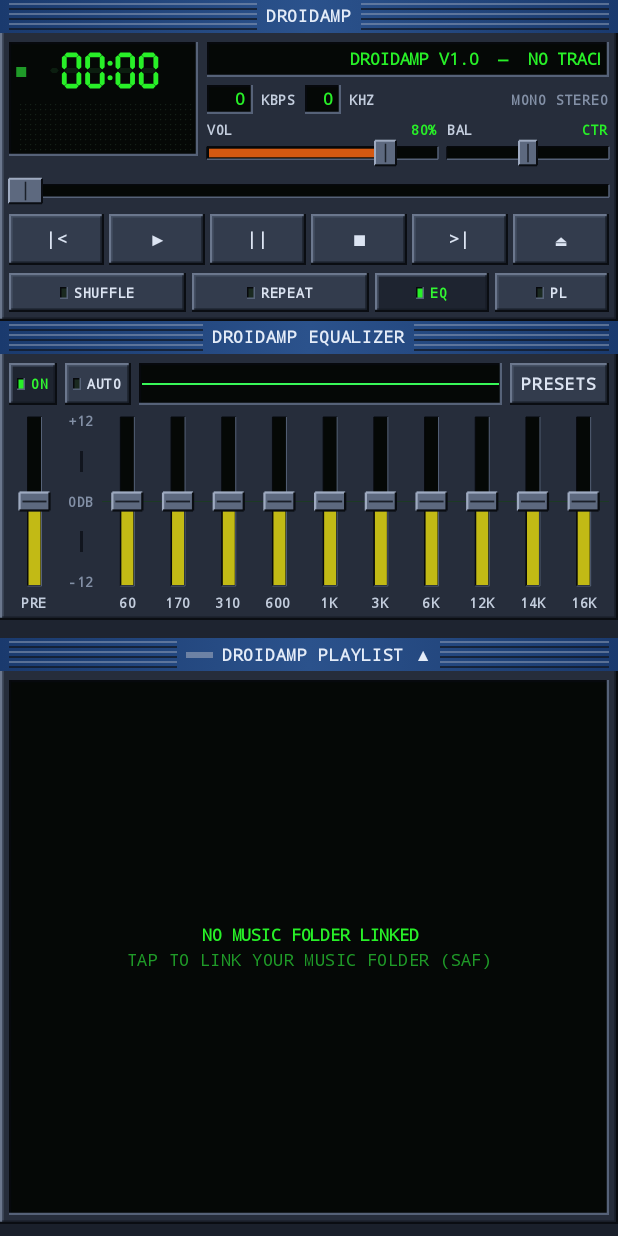
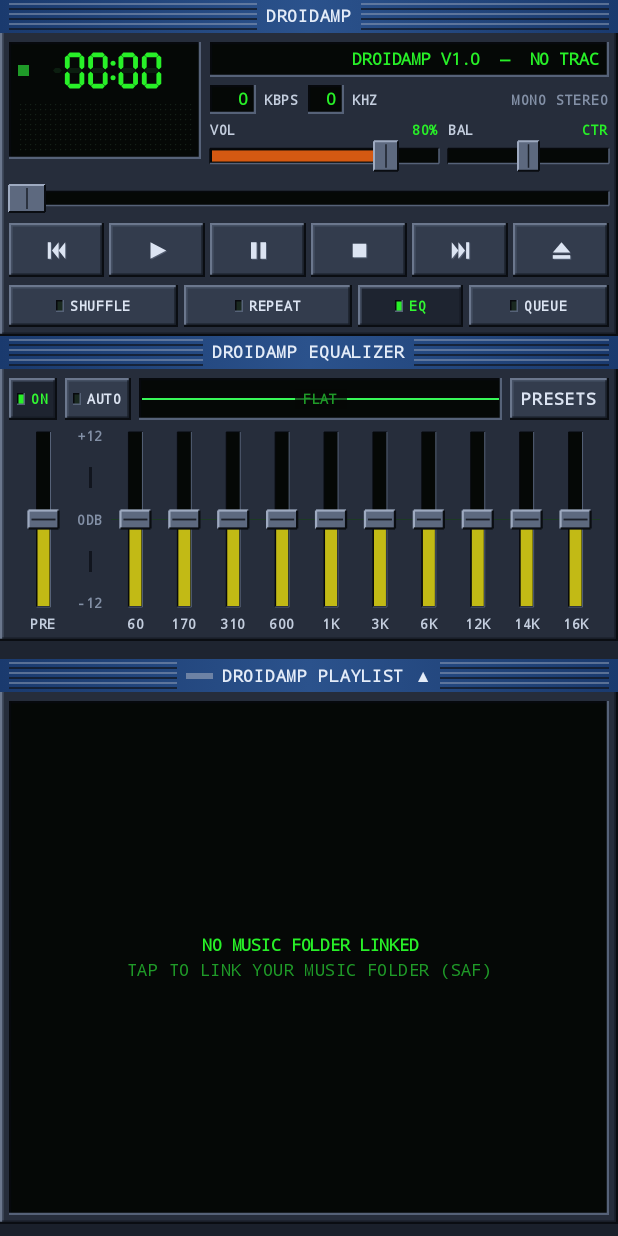
Before and after one commit to microtower00/droidamp, an Android app built with Jetpack Compose: the screen it shows after launch (MainActivity), on a phone screen of 412 x 824 dp. Run offline under Robolectric (Android 15) with nearby library versions, the phone set to English and light mode, and no system bars; 2 statements that could not run were skipped.

Commit message:
feat(ui): carved Winamp glyphs, taller deck sliders, EQ gesture shield & AUTO readout

```diff
--- a/app/src/main/java/com/droidamp/player/ui/components/BevelPrimitives.kt
+++ b/app/src/main/java/com/droidamp/player/ui/components/BevelPrimitives.kt
@@ -32,6 +32,9 @@ import androidx.compose.ui.geometry.Offset
 import androidx.compose.ui.graphics.Brush
 import androidx.compose.ui.graphics.Color
 import androidx.compose.ui.platform.LocalDensity
+import androidx.compose.ui.semantics.Role
+import androidx.compose.ui.semantics.contentDescription
+import androidx.compose.ui.semantics.semantics
 import androidx.compose.ui.text.style.TextOverflow
 import androidx.compose.ui.unit.Dp
 import androidx.compose.ui.unit.IntOffset
@@ -282,6 +285,53 @@ fun BeveledButton(
 }
 
 @Composable
+fun BeveledIconButton(
+  icon: TransportIconType,
+  contentDescription: String,
+  onClick: () -> Unit,
+  modifier: Modifier = Modifier,
+  enabled: Boolean = true,
+  highlighted: Boolean = false,
+  glyphSize: Dp = 14.dp,
+  contentPadding: PaddingValues = PaddingValues(0.dp),
+) {
+  val skin = LocalDroidAmpSkin.current
+  val interactionSource = remember { MutableInteractionSource() }
+  val isPressed by interactionSource.collectIsPressedAsState()
+
+  Box(
+    modifier =
+      modifier
+        .background(if (isPressed) skin.bevel.buttonFacePressed else skin.bevel.buttonFace)
+        .raisedBevel(skin, pressed = isPressed)
+        .semantics { this.contentDescription = contentDescription }
+        .clickable(
+          enabled = enabled,
+          role = Role.Button,
+          interactionSource = interactionSource,
+          indication = null,
+          onClick = onClick,
+        )
+        .padding(contentPadding),
+    contentAlignment = Alignment.Center,
+  ) {
+    val shift = if (isPressed) 1.dp else 0.dp
+    val tint =
+      when {
+        !enabled -> skin.chassis.labelMuted
+        highlighted -> skin.bevel.buttonTextActive
+        else -> skin.bevel.buttonText
+      }
+    TransportHardwareGlyph(
+      type = icon,
+      tint = tint,
+      glyphSize = glyphSize,
+      modifier = Modifier.offset(x = shift, y = shift),
+    )
+  }
+}
+
+@Composable
 fun BeveledLedToggleButton(
   label: String,
   checked: Boolean,
--- /dev/null
+++ b/app/src/main/java/com/droidamp/player/ui/components/HardwareIcons.kt
@@ -0,0 +1,211 @@
+package com.droidamp.player.ui.components
+
+import androidx.compose.foundation.Canvas
+import androidx.compose.foundation.layout.size
+import androidx.compose.runtime.Composable
+import androidx.compose.ui.Modifier
+import androidx.compose.ui.geometry.Offset
+import androidx.compose.ui.geometry.Size
+import androidx.compose.ui.graphics.Color
+import androidx.compose.ui.graphics.Path
+import androidx.compose.ui.graphics.drawscope.DrawScope
+import androidx.compose.ui.unit.Dp
+import androidx.compose.ui.unit.dp
+import com.droidamp.player.domain.model.PlaybackStatus
+import com.droidamp.player.skin.LocalDroidAmpSkin
+
+enum class TransportIconType {
+  PREV,
+  PLAY,
+  PAUSE,
+  STOP,
+  NEXT,
+  EJECT,
+}
+
+/**
+ * Pixel-aligned classic Winamp carved hardware transport glyphs (`cbuttons.bmp` equivalent).
+ * Drawn with a crisp 1px highlight etch beneath/behind the face so each icon feels physically
+ * recessed into the beveled button (and ready to swap to `.wsz` sprites in Milestone 5).
+ */
+@Composable
+fun TransportHardwareGlyph(
+  type: TransportIconType,
+  tint: Color,
+  modifier: Modifier = Modifier,
+  glyphSize: Dp = 14.dp,
+) {
+  val skin = LocalDroidAmpSkin.current
+  val etchColor = skin.bevel.highlightOuter.copy(alpha = 0.55f)
+  Canvas(modifier = modifier.size(glyphSize)) {
+    val w = size.width
+    val h = size.height
+    val etchOffset = Offset(1f, 1f)
+    drawTransportGlyph(type = type, color = etchColor, width = w, height = h, offset = etchOffset)
+    drawTransportGlyph(type = type, color = tint, width = w, height = h, offset = Offset.Zero)
+  }
+}
+
+/**
+ * Classic Winamp VFD playback status glyph (`playpaus.bmp` equivalent) rendered next to the
+ * 7-segment clock instead of raw Unicode text.
+ */
+@Composable
+fun VfdStatusGlyph(
+  status: PlaybackStatus,
+  modifier: Modifier = Modifier,
+  glyphSize: Dp = 11.dp,
+) {
+  val skin = LocalDroidAmpSkin.current
+  val activeColor =
+    when (status) {
+      PlaybackStatus.PLAYING -> skin.vfd.phosphorPrimary
+      PlaybackStatus.PAUSED -> skin.vfd.ledAmber
+      PlaybackStatus.STOPPED -> skin.vfd.phosphorDim
+    }
+  val iconType =
+    when (status) {
+      PlaybackStatus.PLAYING -> TransportIconType.PLAY
+      PlaybackStatus.PAUSED -> TransportIconType.PAUSE
+      PlaybackStatus.STOPPED -> TransportIconType.STOP
+    }
+  Canvas(modifier = modifier.size(glyphSize)) {
+    drawTransportGlyph(
+      type = iconType,
+      color = activeColor,
+      width = size.width,
+      height = size.height,
+      offset = Offset.Zero,
+    )
+  }
+}
+
+private fun DrawScope.drawTransportGlyph(
+  type: TransportIconType,
+  color: Color,
+  width: Float,
+  height: Float,
+  offset: Offset,
+) {
+  val ox = offset.x
+  val oy = offset.y
+  val padX = width * 0.12f
+  val padY = height * 0.14f
+  val innerW = width - padX * 2f
+  val innerH = height - padY * 2f
+
+  when (type) {
+    TransportIconType.PLAY -> {
+      val path =
+        Path().apply {
+          moveTo(ox + padX + innerW * 0.10f, oy + padY)
+          lineTo(ox + width - padX, oy + height * 0.5f)
+          lineTo(ox + padX + innerW * 0.10f, oy + height - padY)
+          close()
+        }
+      drawPath(path = path, color = color)
+    }
+
+    TransportIconType.PAUSE -> {
+      val barW = innerW * 0.32f
+      val gap = innerW * 0.22f
+      val startX = ox + padX + (innerW - barW * 2f - gap) * 0.5f
+      drawRect(
+        color = color,
+        topLeft = Offset(startX, oy + padY),
+        size = Size(barW, innerH),
+      )
+      drawRect(
+        color = color,
+        topLeft = Offset(startX + barW + gap, oy + padY),
+        size = Size(barW, innerH),
+      )
+    }
+
+    TransportIconType.STOP -> {
+      val side = minOf(innerW, innerH) * 0.90f
+      val left = ox + (width - side) * 0.5f
+      val top = oy + (height - side) * 0.5f
+      drawRect(
+        color = color,
+        topLeft = Offset(left, top),
+        size = Size(side, side),
+      )
+    }
+
+    TransportIconType.PREV -> {
+      val barW = innerW * 0.18f
+      drawRect(
+        color = color,
+        topLeft = Offset(ox + padX, oy + padY),
+        size = Size(barW, innerH),
+      )
+      val triLeft = ox + padX + barW + innerW * 0.06f
+      val triMid = triLeft + (innerW - barW - innerW * 0.06f) * 0.5f
+      val triRight = ox + width - padX
+      val tri1 =
+        Path().apply {
+          moveTo(triMid, oy + padY)
+          lineTo(triLeft, oy + height * 0.5f)
+          lineTo(triMid, oy + height - padY)
+          close()
+        }
+      val tri2 =
+        Path().apply {
+          moveTo(triRight, oy + padY)
+          lineTo(triMid, oy + height * 0.5f)
+          lineTo(triRight, oy + height - padY)
+          close()
+        }
+      drawPath(tri1, color)
+      drawPath(tri2, color)
+    }
+
+    TransportIconType.NEXT -> {
+      val barW = innerW * 0.18f
+      val barX = ox + width - padX - barW
+      val triLeft = ox + padX
+      val triRight = barX - innerW * 0.06f
+      val triMid = (triLeft + triRight) * 0.5f
+      val tri1 =
+        Path().apply {
+          moveTo(triLeft, oy + padY)
+          lineTo(triMid, oy + height * 0.5f)
+          lineTo(triLeft, oy + height - padY)
+          close()
+        }
+      val tri2 =
+        Path().apply {
+          moveTo(triMid, oy + padY)
+          lineTo(triRight, oy + height * 0.5f)
+          lineTo(triMid, oy + height - padY)
+          close()
+        }
+      drawPath(tri1, color)
+      drawPath(tri2, color)
+      drawRect(
+        color = color,
+        topLeft = Offset(barX, oy + padY),
+        size = Size(barW, innerH),
+      )
+    }
+
+    TransportIconType.EJECT -> {
+      val triBottom = oy + padY + innerH * 0.62f
+      val tri =
+        Path().apply {
+          moveTo(ox + width * 0.5f, oy + padY)
+          lineTo(ox + width - padX, triBottom)
+          lineTo(ox + padX, triBottom)
+          close()
+        }
+      drawPath(tri, color)
+      val barH = innerH * 0.22f
+      drawRect(
+        color = color,
+        topLeft = Offset(ox + padX, oy + height - padY - barH),
+        size = Size(innerW, barH),
+      )
+    }
+  }
+}
--- a/app/src/main/java/com/droidamp/player/ui/deck/MainDeckPanel.kt
+++ b/app/src/main/java/com/droidamp/player/ui/deck/MainDeckPanel.kt
@@ -28,6 +28,7 @@ import com.droidamp.player.domain.model.VisualizerFrame
 import com.droidamp.player.domain.model.formatWinampDuration
 import com.droidamp.player.skin.LocalDroidAmpSkin
 import com.droidamp.player.ui.components.BeveledButton
+import com.droidamp.player.ui.components.BeveledIconButton
 import com.droidamp.player.ui.components.BeveledLedToggleButton
 import com.droidamp.player.ui.components.ChassisTitleBar
 import com.droidamp.player.ui.components.HardwarePanel
@@ -37,6 +38,8 @@ import com.droidamp.player.ui.components.RecessedWell
 import com.droidamp.player.ui.components.ScrollingMarqueeText
 import com.droidamp.player.ui.components.SevenSegmentClock
 import com.droidamp.player.ui.components.SliderTrackStyle
+import com.droidamp.player.ui.components.TransportIconType
+import com.droidamp.player.ui.components.VfdStatusGlyph
 import com.droidamp.player.ui.components.VfdVisualizerCanvas
 import kotlin.math.roundToInt
 
@@ -109,6 +112,9 @@ fun MainDeckPanel(
   onToggleEqVisible: () -> Unit,
   onTogglePlaylistSheet: () -> Unit,
   modifier: Modifier = Modifier,
+  spaciousMode: Boolean = false,
+  layoutVariantLabel: String? = null,
+  onToggleLayoutVariant: (() -> Unit)? = null,
 ) {
   val skin = LocalDroidAmpSkin.current
   var transientMarqueeOverride by remember { mutableStateOf<String?>(null) }
@@ -124,13 +130,6 @@ fun MainDeckPanel(
       "DROIDAMP v1.0  —  NO TRACK LOADED  ***  "
     }
 
-  val statusGlyph =
-    when (playbackState.status) {
-      PlaybackStatus.PLAYING -> "▶"
-      PlaybackStatus.PAUSED -> "II"
-      PlaybackStatus.STOPPED -> "■"
-    }
-
   val durationMs = playbackState.durationMs.coerceAtLeast(1L)
   val seekNorm =
     if (isDraggingSeek) {
@@ -139,13 +138,32 @@ fun MainDeckPanel(
       (playbackState.positionMs.toFloat() / durationMs.toFloat()).coerceIn(0f, 1f)
     }
 
+  val visualizerHeight = if (spaciousMode) 48.dp else 36.dp
+  val transportHeight = if (spaciousMode) 40.dp else 36.dp
+  val sliderHeight = if (spaciousMode) 26.dp else 24.dp
+
   HardwarePanel(modifier = modifier.fillMaxWidth()) {
     Column(modifier = Modifier.fillMaxWidth()) {
-      ChassisTitleBar(title = "DROIDAMP")
+      ChassisTitleBar(
+        title = "DROIDAMP",
+        trailingContent =
+          if (layoutVariantLabel != null && onToggleLayoutVariant != null) {
+            {
+              BeveledButton(
+                label = layoutVariantLabel,
+                onClick = onToggleLayoutVariant,
+                modifier = Modifier.height(18.dp),
+                contentPadding = PaddingValues(horizontal = 5.dp, vertical = 0.dp),
+              )
+            }
+          } else {
+            null
+          },
+      )
 
       Column(
         modifier = Modifier.fillMaxWidth().padding(skin.metrics.panelPadding),
-        verticalArrangement = Arrangement.spacedBy(5.dp),
+        verticalArrangement = Arrangement.spacedBy(if (spaciousMode) 7.dp else 5.dp),
       ) {
         // Row 1: Recessed VFD Clock + Visualizer (left) & Marquee + Bitrate/kHz/Stereo (right)
         Row(
@@ -153,9 +171,9 @@ fun MainDeckPanel(
           horizontalArrangement = Arrangement.spacedBy(6.dp),
           verticalAlignment = Alignment.Top,
         ) {
-          // Left VFD Well: Status + 7-Segment Clock + 60fps Visualizer
+          // Left VFD Well: Carved Status Glyph + 7-Segment Clock + 60-120fps Visualizer
           RecessedWell(
-            modifier = Modifier.width(126.dp),
+            modifier = Modifier.width(128.dp),
             contentPadding = PaddingValues(4.dp),
           ) {
             Column(verticalArrangement = Arrangement.spacedBy(4.dp)) {
@@ -164,15 +182,9 @@ fun MainDeckPanel(
                 verticalAlignment = Alignment.CenterVertically,
                 horizontalArrangement = Arrangement.SpaceBetween,
               ) {
-                Text(
-                  text = statusGlyph,
-                  style = skin.typography.vfdInfo,
-                  color =
-                    if (playbackState.status == PlaybackStatus.PLAYING) {
-                      skin.vfd.phosphorPrimary
-                    } else {
-                      skin.vfd.phosphorDim
-                    },
+                VfdStatusGlyph(
+                  status = playbackState.status,
+                  glyphSize = 11.dp,
                 )
                 SevenSegmentClock(
                   positionMs = playbackState.positionMs,
@@ -185,7 +197,7 @@ fun MainDeckPanel(
                 modifier =
                   Modifier
                     .fillMaxWidth()
-                    .height(34.dp)
+                    .height(visualizerHeight)
                     .background(skin.visualizer.background),
               ) {
                 VfdVisualizerCanvas(
@@ -277,8 +289,8 @@ fun MainDeckPanel(
                   },
                   onDragFinished = { transientMarqueeOverride = null },
                   trackStyle = SliderTrackStyle.INTENSITY_RAMP,
-                  height = 20.dp,
-                  thumbWidth = 14.dp,
+                  height = sliderHeight,
+                  thumbWidth = 16.dp,
                 )
               }
 
@@ -311,8 +323,8 @@ fun MainDeckPanel(
                   },
                   onDragFinished = { transientMarqueeOverride = null },
                   trackStyle = SliderTrackStyle.CENTER_BALANCE,
-                  height = 20.dp,
-                  thumbWidth = 12.dp,
+                  height = sliderHeight,
+                  thumbWidth = 14.dp,
                 )
               }
             }
@@ -337,53 +349,59 @@ fun MainDeckPanel(
             transientMarqueeOverride = null
           },
           trackStyle = SliderTrackStyle.SEEKBAR,
-          height = 20.dp,
-          thumbWidth = 22.dp,
+          height = if (spaciousMode) 24.dp else 22.dp,
+          thumbWidth = 24.dp,
         )
 
-        // Row 3: Classic Transport Buttons (|< ▶ || ■ >| ⏏) + SHUFFLE / REPEAT / EQ / PL
+        // Row 3: Classic Carved-Glyph Transport Buttons (|< ▶ ❚❚ ■ >| ⏏)
         Row(
           modifier = Modifier.fillMaxWidth(),
           horizontalArrangement = Arrangement.spacedBy(3.dp),
           verticalAlignment = Alignment.CenterVertically,
         ) {
-          BeveledButton(
-            label = "|<",
+          BeveledIconButton(
+            icon = TransportIconType.PREV,
+            contentDescription = "Previous track",
             onClick = onPrev,
-            modifier = Modifier.weight(1f).height(34.dp),
-            contentPadding = PaddingValues(0.dp),
+            glyphSize = 15.dp,
+            modifier = Modifier.weight(1f).height(transportHeight),
           )
-          BeveledButton(
-            label = "▶",
+          BeveledIconButton(
+            icon = TransportIconType.PLAY,
+            contentDescription = "Play",
             onClick = onPlay,
             highlighted = playbackState.status == PlaybackStatus.PLAYING,
-            modifier = Modifier.weight(1f).height(34.dp),
-            contentPadding = PaddingValues(0.dp),
+            glyphSize = 15.dp,
+            modifier = Modifier.weight(1f).height(transportHeight),
           )
-          BeveledButton(
-            label = "||",
+          BeveledIconButton(
+            icon = TransportIconType.PAUSE,
+            contentDescription = "Pause",
             onClick = onPause,
             highlighted = playbackState.status == PlaybackStatus.PAUSED,
-            modifier = Modifier.weight(1f).height(34.dp),
-            contentPadding = PaddingValues(0.dp),
+            glyphSize = 15.dp,
+            modifier = Modifier.weight(1f).height(transportHeight),
           )
-          BeveledButton(
-            label = "■",
+          BeveledIconButton(
+            icon = TransportIconType.STOP,
+            contentDescription = "Stop",
             onClick = onStop,
-            modifier = Modifier.weight(1f).height(34.dp),
-            contentPadding = PaddingValues(0.dp),
+            glyphSize = 14.dp,
+            modifier = Modifier.weight(1f).height(transportHeight),
           )
-          BeveledButton(
-            label = ">|",
+          BeveledIconButton(
+            icon = TransportIconType.NEXT,
+            contentDescription = "Next track",
             onClick = onNext,
-            modifier = Modifier.weight(1f).height(34.dp),
-            contentPadding = PaddingValues(0.dp),
+            glyphSize = 15.dp,
+            modifier = Modifier.weight(1f).height(transportHeight),
           )
-          BeveledButton(
-            label = "⏏",
+          BeveledIconButton(
+            icon = TransportIconType.EJECT,
+            contentDescription = "Open Library",
             onClick = onEject,
-            modifier = Modifier.weight(1f).height(34.dp),
-            contentPadding = PaddingValues(0.dp),
+            glyphSize = 15.dp,
+            modifier = Modifier.weight(1f).height(transportHeight),
           )
         }
 
@@ -397,7 +415,7 @@ fun MainDeckPanel(
             checked = playbackState.shuffle,
             onClick = onToggleShuffle,
             compact = true,
-            modifier = Modifier.weight(1.25f).height(26.dp),
+            modifier = Modifier.weight(1.2f).height(28.dp),
           )
           val repeatLabel =
             when (playbackState.repeatMode) {
@@ -410,21 +428,21 @@ fun MainDeckPanel(
             checked = playbackState.repeatMode != RepeatMode.OFF,
             onClick = onCycleRepeat,
             compact = true,
-            modifier = Modifier.weight(1.25f).height(26.dp),
+            modifier = Modifier.weight(1.2f).height(28.dp),
           )
           BeveledLedToggleButton(
             label = "EQ",
             checked = isEqVisible,
             onClick = onToggleEqVisible,
             compact = true,
-            modifier = Modifier.weight(0.8f).height(26.dp),
+            modifier = Modifier.weight(0.75f).height(28.dp),
           )
           BeveledLedToggleButton(
-            label = "PL",
+            label = "QUEUE",
             checked = isSheetExpanded,
             onClick = onTogglePlaylistSheet,
             compact = true,
-            modifier = Modifier.weight(0.8f).height(26.dp),
+            modifier = Modifier.weight(1.0f).height(28.dp),
           )
         }
       }
--- a/app/src/main/java/com/droidamp/player/ui/eq/EqualizerPanel.kt
+++ b/app/src/main/java/com/droidamp/player/ui/eq/EqualizerPanel.kt
@@ -16,6 +16,7 @@ import androidx.compose.foundation.layout.fillMaxWidth
 import androidx.compose.foundation.layout.height
 import androidx.compose.foundation.layout.padding
 import androidx.compose.foundation.layout.width
+import androidx.compose.foundation.systemGestureExclusion
 import androidx.compose.material3.Text
 import androidx.compose.runtime.Composable
 import androidx.compose.runtime.getValue
@@ -32,6 +33,8 @@ import androidx.compose.ui.graphics.drawscope.DrawScope
 import androidx.compose.ui.graphics.drawscope.Stroke
 import androidx.compose.ui.input.pointer.pointerInput
 import androidx.compose.ui.text.style.TextAlign
+import androidx.compose.ui.text.style.TextOverflow
+import androidx.compose.ui.unit.Dp
 import androidx.compose.ui.unit.dp
 import com.droidamp.player.domain.model.ClassicWinampPresets
 import com.droidamp.player.domain.model.EqPreset
@@ -64,6 +67,8 @@ fun EqualizerPanel(
   onApplyPreset: (EqPreset) -> Unit,
   modifier: Modifier = Modifier,
   availablePresets: List<EqPreset> = ClassicWinampPresets.ALL,
+  autoEqStatusReadout: String? = null,
+  sliderBankHeight: Dp = 136.dp,
 ) {
   val skin = LocalDroidAmpSkin.current
   var activeDragReadout by remember { mutableStateOf<String?>(null) }
@@ -113,18 +118,25 @@ fun EqualizerPanel(
                 enabled = eqState.enabled,
                 modifier = Modifier.fillMaxSize(),
               )
-              if (activeDragReadout != null) {
+              val overlayReadout =
+                activeDragReadout
+                  ?: autoEqStatusReadout
+                  ?: eqState.activePresetName?.let { preset ->
+                    if (eqState.autoEnabled) "AUTO: ${preset.uppercase()}" else preset.uppercase()
+                  }
+              if (overlayReadout != null) {
                 Box(
                   modifier =
                     Modifier
-                      .background(skin.vfd.wellBackground.copy(alpha = 0.88f))
-                      .padding(horizontal = 6.dp, vertical = 1.dp),
+                      .background(skin.vfd.wellBackground.copy(alpha = if (activeDragReadout != null || autoEqStatusReadout != null) 0.90f else 0.62f))
+                      .padding(horizontal = 5.dp, vertical = 1.dp),
                 ) {
                   Text(
-                    text = activeDragReadout!!,
-                    style = skin.typography.vfdInfo,
-                    color = skin.vfd.phosphorBright,
+                    text = overlayReadout,
+                    style = if (activeDragReadout != null || autoEqStatusReadout != null) skin.typography.vfdInfo else skin.typography.microLabel,
+                    color = if (activeDragReadout != null || autoEqStatusReadout != null) skin.vfd.phosphorBright else skin.vfd.phosphorDim,
                     maxLines = 1,
+                    overflow = TextOverflow.Ellipsis,
                   )
                 }
               }
@@ -152,9 +164,15 @@ fun EqualizerPanel(
           }
         }
 
-        // Slider Bank: Isolated PREAMP + etched physical gap + 10-band curve-drawable bank
+        // Slider Bank: Isolated PREAMP + etched physical gap + 10-band curve-drawable bank.
+        // Protected by systemGestureExclusion() + horizontal inset so edge drags never trigger Android Back (ADR-021).
         Row(
-          modifier = Modifier.fillMaxWidth().height(132.dp),
+          modifier =
+            Modifier
+              .fillMaxWidth()
+              .height(sliderBankHeight)
+              .systemGestureExclusion()
+              .padding(horizontal = 6.dp),
           verticalAlignment = Alignment.CenterVertically,
         ) {
           // Left: Isolated PREAMP column
--- a/app/src/main/java/com/droidamp/player/ui/sheet/PlaylistMicroTransportBar.kt
+++ b/app/src/main/java/com/droidamp/player/ui/sheet/PlaylistMicroTransportBar.kt
@@ -14,11 +14,12 @@ import com.droidamp.player.domain.model.PlaybackState
 import com.droidamp.player.domain.model.PlaybackStatus
 import com.droidamp.player.domain.model.formatWinampDuration
 import com.droidamp.player.skin.LocalDroidAmpSkin
-import com.droidamp.player.ui.components.BeveledButton
+import com.droidamp.player.ui.components.BeveledIconButton
 import com.droidamp.player.ui.components.RecessedWell
+import com.droidamp.player.ui.components.TransportIconType
 
 /**
- * Compact Winamp bottom transport micro-bar (`|< ▶ || ■ >|` + elapsed/total time).
+ * Compact Winamp bottom transport micro-bar (`|< ▶ ❚❚ ■ >|` + elapsed/total time).
  * Duplicate `⏏` Eject button intentionally omitted per ADR-010.
  */
 @Composable
@@ -40,37 +41,42 @@ fun PlaylistMicroTransportBar(
     horizontalArrangement = Arrangement.spacedBy(4.dp),
     verticalAlignment = Alignment.CenterVertically,
   ) {
-    BeveledButton(
-      label = "|<",
+    BeveledIconButton(
+      icon = TransportIconType.PREV,
+      contentDescription = "Previous track",
       onClick = onPrev,
+      glyphSize = 12.dp,
       modifier = Modifier.weight(1f).height(28.dp),
-      contentPadding = PaddingValues(0.dp),
     )
-    BeveledButton(
-      label = "▶",
+    BeveledIconButton(
+      icon = TransportIconType.PLAY,
+      contentDescription = "Play",
       onClick = onPlay,
       highlighted = playbackState.status == PlaybackStatus.PLAYING,
+      glyphSize = 12.dp,
       modifier = Modifier.weight(1f).height(28.dp),
-      contentPadding = PaddingValues(0.dp),
     )
-    BeveledButton(
-      label = "||",
+    BeveledIconButton(
+      icon = TransportIconType.PAUSE,
+      contentDescription = "Pause",
       onClick = onPause,
       highlighted = playbackState.status == PlaybackStatus.PAUSED,
+      glyphSize = 12.dp,
       modifier = Modifier.weight(1f).height(28.dp),
-      contentPadding = PaddingValues(0.dp),
     )
-    BeveledButton(
-      label = "■",
+    BeveledIconButton(
+      icon = TransportIconType.STOP,
+      contentDescription = "Stop",
       onClick = onStop,
+      glyphSize = 12.dp,
       modifier = Modifier.weight(1f).height(28.dp),
-      contentPadding = PaddingValues(0.dp),
     )
-    BeveledButton(
-      label = ">|",
+    BeveledIconButton(
+      icon = TransportIconType.NEXT,
+      contentDescription = "Next track",
       onClick = onNext,
+      glyphSize = 12.dp,
       modifier = Modifier.weight(1f).height(28.dp),
-      contentPadding = PaddingValues(0.dp),
     )
 
     RecessedWell(
```
